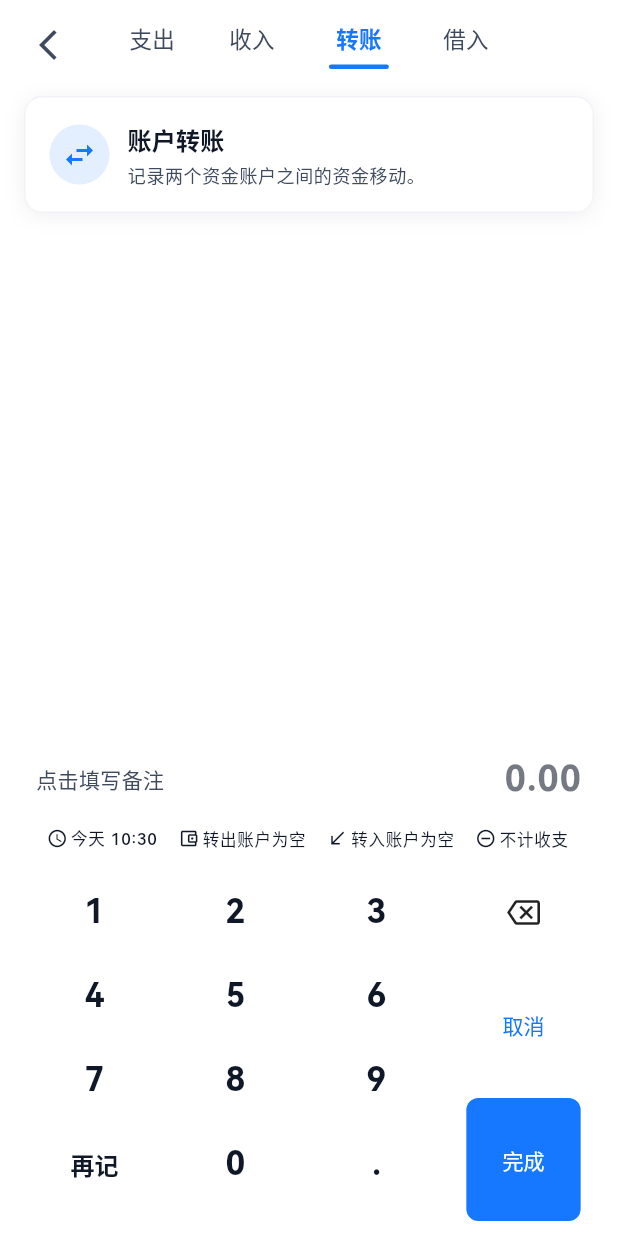
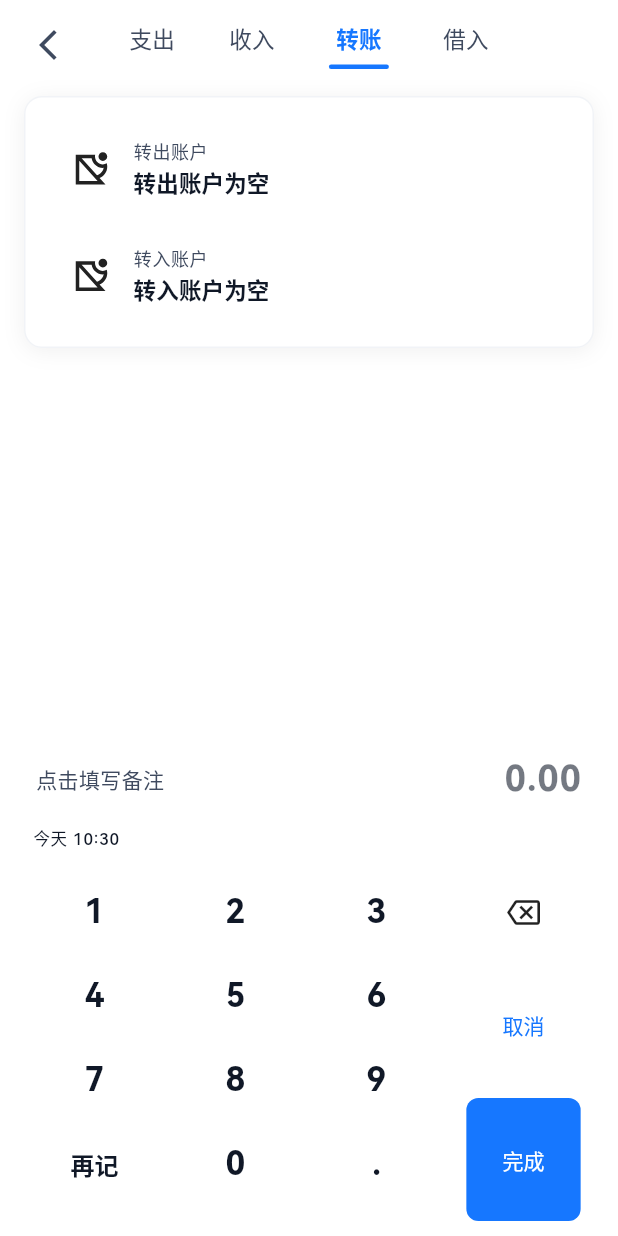
Before and after one commit to shxzzxz/SmartFlow, a Flutter app: the TransactionFormPage screen opened by its route, after a tap on "收入", after a tap on "转账", on a phone screen of 412 x 824 dp. Run offline on Flutter 3.47's test engine with Material 3 defaults, Android fonts, the phone set to English and light mode, and no system bars; our stand-ins replace decimal, drift, drift_flutter, flutter_riverpod, flutter_svg, go_router and 2 more; accounts and stored records are empty; generated files the repository leaves out were written again; project files that could hold a hidden picture were left out.

Commit message:
feat(ui): 调整交易账户选择与资产分组

```diff
--- a/lib/features/transactions/pages/transaction_form_page.dart
+++ b/lib/features/transactions/pages/transaction_form_page.dart
@@ -15,6 +15,7 @@ import '../../../design_system/widgets/app_surface.dart';
 import '../../../domain/entities/account.dart';
 import '../../../domain/enums/accounting_enums.dart';
 import '../../../domain/services/transaction_service.dart';
+import '../../../widgets/business/business_icon.dart';
 import '../../../widgets/business/category_grid_picker.dart';
 import '../../../widgets/business/finance_labels.dart';
 import '../../../widgets/business/money_text.dart';
@@ -59,19 +60,14 @@ class _TransactionFormPageState extends ConsumerState<TransactionFormPage> {
   Widget build(BuildContext context) {
     final accounts = ref.watch(accountListProvider).value ?? const <Account>[];
     final moneyAccounts =
-        accounts.where((account) {
-          return account.archivedAt == null &&
-              (account.type == AccountType.asset ||
-                  account.type == AccountType.liability);
-        }).toList();
+        accounts.where(_isSelectableSettlementAccount).toList();
+    final fundAccounts = accounts.where(_isSelectableFundAccount).toList();
     final liabilityAccounts =
         moneyAccounts
             .where((account) => account.type == AccountType.liability)
             .toList();
     final reimbursementAccounts =
-        moneyAccounts
-            .where((account) => account.subtype == AccountSubtype.reimbursement)
-            .toList();
+        accounts.where(_isSelectableReimbursementAccount).toList();
     final expenseTree =
         ref.watch(categoryTreeProvider(AccountType.expense)).value ?? const [];
     final incomeTree =
@@ -150,16 +146,45 @@ class _TransactionFormPageState extends ConsumerState<TransactionFormPage> {
                           ),
                     ),
                   if (_mode == _TransactionFormMode.transfer)
-                    _SimpleModeHint(
-                      icon: Icons.swap_horiz,
-                      title: '账户转账',
-                      description: '记录两个资金账户之间的资金移动。',
+                    _MainAccountPickerSection(
+                      children: [
+                        _MainAccountPickerTile(
+                          label: '转出账户',
+                          accounts: moneyAccounts,
+                          selectedId: _fromAccountId,
+                          onChanged:
+                              (value) => setState(() => _fromAccountId = value),
+                        ),
+                        const SizedBox(height: AppSpacing.space8),
+                        _MainAccountPickerTile(
+                          label: '转入账户',
+                          accounts: moneyAccounts,
+                          selectedId: _toAccountId,
+                          onChanged:
+                              (value) => setState(() => _toAccountId = value),
+                        ),
+                      ],
                     ),
                   if (_mode == _TransactionFormMode.borrowing)
-                    _SimpleModeHint(
-                      icon: Icons.account_balance_wallet_outlined,
-                      title: '借入',
-                      description: '记录新增负债，可选择资金实际到账账户。',
+                    _MainAccountPickerSection(
+                      children: [
+                        _MainAccountPickerTile(
+                          label: '借出账户',
+                          accounts: liabilityAccounts,
+                          selectedId: _liabilityAccountId,
+                          onChanged:
+                              (value) =>
+                                  setState(() => _liabilityAccountId = value),
+                        ),
+                        const SizedBox(height: AppSpacing.space8),
+                        _MainAccountPickerTile(
+                          label: '借入账户',
+                          accounts: fundAccounts,
+                          selectedId: _toAccountId,
+                          onChanged:
+                              (value) => setState(() => _toAccountId = value),
+                        ),
+                      ],
                     ),
                 ],
               ),
@@ -183,12 +208,10 @@ class _TransactionFormPageState extends ConsumerState<TransactionFormPage> {
                     mode: _mode,
                     occurredAt: _occurredAt,
                     moneyAccounts: moneyAccounts,
-                    liabilityAccounts: liabilityAccounts,
                     reimbursementAccounts: reimbursementAccounts,
                     fromAccountId: _fromAccountId,
                     toAccountId: _toAccountId,
                     reimbursementAccountId: _reimbursementAccountId,
-                    liabilityAccountId: _liabilityAccountId,
                     excludeStats: _excludeStats,
                     excludeBudget: _excludeBudget,
                     onPickDate: _pickDate,
@@ -199,8 +222,6 @@ class _TransactionFormPageState extends ConsumerState<TransactionFormPage> {
                     onReimbursementAccountChanged:
                         (value) =>
                             setState(() => _reimbursementAccountId = value),
-                    onLiabilityAccountChanged:
-                        (value) => setState(() => _liabilityAccountId = value),
                     onExcludeStatsChanged:
                         (value) => setState(() => _excludeStats = value),
                     onExcludeBudgetChanged:
@@ -235,6 +256,10 @@ class _TransactionFormPageState extends ConsumerState<TransactionFormPage> {
     setState(() {
       _mode = mode;
       _reimbursementAccountId = null;
+      if (mode == _TransactionFormMode.transfer ||
+          mode == _TransactionFormMode.borrowing) {
+        _excludeStats = false;
+      }
       if (mode != _TransactionFormMode.expense) {
         _excludeBudget = false;
       }
@@ -328,19 +353,14 @@ class _TransactionFormPageState extends ConsumerState<TransactionFormPage> {
 
     final accounts = ref.read(accountListProvider).value ?? const <Account>[];
     final moneyAccounts =
-        accounts.where((account) {
-          return account.archivedAt == null &&
-              (account.type == AccountType.asset ||
-                  account.type == AccountType.liability);
-        }).toList();
+        accounts.where(_isSelectableSettlementAccount).toList();
+    final fundAccounts = accounts.where(_isSelectableFundAccount).toList();
     final liabilityAccounts =
         moneyAccounts
             .where((account) => account.type == AccountType.liability)
             .toList();
     final reimbursementAccounts =
-        moneyAccounts
-            .where((account) => account.subtype == AccountSubtype.reimbursement)
-            .toList();
+        accounts.where(_isSelectableReimbursementAccount).toList();
 
     final service = ref.read(transactionServiceProvider);
     final note = _blankToNull(_noteController.text);
@@ -430,7 +450,7 @@ class _TransactionFormPageState extends ConsumerState<TransactionFormPage> {
             toAccountId: toAccountId,
             occurredAt: _occurredAt,
             note: note,
-            isExcludedFromStats: _excludeStats,
+            isExcludedFromStats: false,
             isExcludedFromBudget: false,
           ),
         );
@@ -439,14 +459,15 @@ class _TransactionFormPageState extends ConsumerState<TransactionFormPage> {
           _liabilityAccountId,
           liabilityAccounts,
         );
-        final receiveAccountId =
-            _toAccountId != null &&
-                    moneyAccounts.any((account) => account.id == _toAccountId)
-                ? _toAccountId
-                : null;
+        final receiveAccountId = _effectiveId(_toAccountId, fundAccounts);
         if (liabilityAccountId == null) {
           setState(() => _submitting = false);
-          _showError('请选择负债账户');
+          _showError('请选择借出账户');
+          return;
+        }
+        if (receiveAccountId == null) {
+          setState(() => _submitting = false);
+          _showError('请选择借入账户');
           return;
         }
         result = await service.createBorrowing(
@@ -456,7 +477,7 @@ class _TransactionFormPageState extends ConsumerState<TransactionFormPage> {
             receiveAccountId: receiveAccountId,
             occurredAt: _occurredAt,
             note: note,
-            isExcludedFromStats: _excludeStats,
+            isExcludedFromStats: false,
             isExcludedFromBudget: false,
           ),
         );
@@ -502,7 +523,7 @@ class _TransactionFormPageState extends ConsumerState<TransactionFormPage> {
       _TransactionFormMode.expense => MoneySemantic.expense,
       _TransactionFormMode.income => MoneySemantic.income,
       _TransactionFormMode.transfer => MoneySemantic.neutral,
-      _TransactionFormMode.borrowing => MoneySemantic.income,
+      _TransactionFormMode.borrowing => MoneySemantic.neutral,
     };
   }
 
@@ -511,6 +532,35 @@ class _TransactionFormPageState extends ConsumerState<TransactionFormPage> {
       context,
     ).showSnackBar(SnackBar(content: Text(message)));
   }
+}
+
+bool _isSelectableSettlementAccount(Account account) {
+  return account.archivedAt == null &&
+      account.subtype != AccountSubtype.reimbursement &&
+      (account.type == AccountType.asset ||
+          account.type == AccountType.liability);
+}
+
+bool _isSelectableFundAccount(Account account) {
+  return account.archivedAt == null &&
+      account.type == AccountType.asset &&
+      account.subtype != AccountSubtype.reimbursement;
+}
+
+bool _isSelectableReimbursementAccount(Account account) {
+  return account.archivedAt == null &&
+      account.subtype == AccountSubtype.reimbursement;
+}
+
+Account? _effectiveAccount(int? selectedId, List<Account> options) {
+  if (selectedId != null) {
+    for (final account in options) {
+      if (account.id == selectedId) {
+        return account;
+      }
+    }
+  }
+  return options.firstOrNull;
 }
 
 class _TopBar extends StatelessWidget {
@@ -622,32 +672,61 @@ class _ModeTabItem extends StatelessWidget {
   }
 }
 
-class _SimpleModeHint extends StatelessWidget {
-  const _SimpleModeHint({
-    required this.icon,
-    required this.title,
-    required this.description,
+class _MainAccountPickerSection extends StatelessWidget {
+  const _MainAccountPickerSection({required this.children});
+
+  final List<Widget> children;
+
+  @override
+  Widget build(BuildContext context) {
+    return AppSurface(
+      border: true,
+      child: Padding(
+        padding: const EdgeInsets.all(AppSpacing.space16),
+        child: Column(children: children),
+      ),
+    );
+  }
+}
+
+class _MainAccountPickerTile extends StatelessWidget {
+  const _MainAccountPickerTile({
+    required this.label,
+    required this.accounts,
+    required this.selectedId,
+    required this.onChanged,
   });
 
-  final IconData icon;
-  final String title;
-  final String description;
+  final String label;
+  final List<Account> accounts;
+  final int? selectedId;
+  final ValueChanged<int?> onChanged;
 
   @override
   Widget build(BuildContext context) {
     final colors = Theme.of(context).colorScheme;
     final textTheme = Theme.of(context).textTheme;
+    final effective = _effectiveAccount(selectedId, accounts);
+    final title = effective?.name ?? '$label为空';
 
-    return AppSurface(
-      border: true,
+    return Material(
+      color: colors.surfaceContainerLowest,
+      borderRadius: BorderRadius.circular(AppRadius.radiusMd),
+      child: InkWell(
+        onTap: () => _showAccountSheet(context),
+        borderRadius: BorderRadius.circular(AppRadius.radiusMd),
         child: Padding(
-        padding: const EdgeInsets.all(AppSpacing.space16),
+          padding: const EdgeInsets.symmetric(
+            horizontal: AppSpacing.space12,
+            vertical: AppSpacing.space12,
+          ),
           child: Row(
             children: [
-            CircleAvatar(
-              backgroundColor: colors.primary.withValues(alpha: 0.12),
-              foregroundColor: colors.primary,
-              child: Icon(icon),
+              SizedBox(
+                width: AppSpacing.space32,
+                child: Center(
+                  child: BusinessIcon(iconKey: effective?.iconKey, size: 28),
+                ),
               ),
               const SizedBox(width: AppSpacing.space12),
               Expanded(
@@ -655,16 +734,21 @@ class _SimpleModeHint extends StatelessWidget {
                   crossAxisAlignment: CrossAxisAlignment.start,
                   children: [
                     Text(
-                    title,
-                    style: textTheme.titleMedium?.copyWith(
-                      fontWeight: FontWeight.w700,
+                      label,
+                      style: textTheme.bodySmall?.copyWith(
+                        color: colors.onSurfaceVariant,
+                        fontSize: AppTypography.fontSizeXs,
                       ),
                     ),
-                  const SizedBox(height: AppSpacing.space4),
+                    const SizedBox(height: AppSpacing.space2),
                     Text(
-                    description,
-                    style: textTheme.bodySmall?.copyWith(
-                      color: colors.onSurfaceVariant,
+                      title,
+                      maxLines: 1,
+                      overflow: TextOverflow.ellipsis,
+                      style: textTheme.titleSmall?.copyWith(
+                        color: colors.onSurface,
+                        fontSize: AppTypography.fontSizeMd,
+                        fontWeight: FontWeight.w600,
                       ),
                     ),
                   ],
@@ -673,6 +757,46 @@ class _SimpleModeHint extends StatelessWidget {
             ],
           ),
         ),
+      ),
+    );
+  }
+
+  void _showAccountSheet(BuildContext context) {
+    showModalBottomSheet<void>(
+      context: context,
+      showDragHandle: true,
+      builder: (context) {
+        final effective = _effectiveAccount(selectedId, accounts);
+        return SafeArea(
+          child: ListView(
+            shrinkWrap: true,
+            children: [
+              for (final account in accounts)
+                ListTile(
+                  leading: Icon(
+                    account.id == effective?.id
+                        ? Icons.radio_button_checked
+                        : Icons.radio_button_unchecked,
+                  ),
+                  title: Text(account.name),
+                  subtitle: Text(accountTypeLabel(account.type)),
+                  onTap: () {
+                    onChanged(account.id);
+                    Navigator.pop(context);
+                  },
+                ),
+              if (accounts.isEmpty)
+                Padding(
+                  padding: const EdgeInsets.all(AppSpacing.space20),
+                  child: Text(
+                    '$label暂无可选账户',
+                    style: Theme.of(context).textTheme.bodyMedium,
+                  ),
+                ),
+            ],
+          ),
+        );
+      },
     );
   }
 }
@@ -765,19 +889,16 @@ class _TransactionOptionsPanel extends StatelessWidget {
     required this.mode,
     required this.occurredAt,
     required this.moneyAccounts,
-    required this.liabilityAccounts,
     required this.reimbursementAccounts,
     required this.fromAccountId,
     required this.toAccountId,
     required this.reimbursementAccountId,
-    required this.liabilityAccountId,
     required this.excludeStats,
     required this.excludeBudget,
     required this.onPickDate,
     required this.onFromAccountChanged,
     required this.onToAccountChanged,
     required this.onReimbursementAccountChanged,
-    required this.onLiabilityAccountChanged,
     required this.onExcludeStatsChanged,
     required this.onExcludeBudgetChanged,
   });
@@ -785,88 +906,62 @@ class _TransactionOptionsPanel extends StatelessWidget {
   final _TransactionFormMode mode;
   final DateTime occurredAt;
   final List<Account> moneyAccounts;
-  final List<Account> liabilityAccounts;
   final List<Account> reimbursementAccounts;
   final int? fromAccountId;
   final int? toAccountId;
   final int? reimbursementAccountId;
-  final int? liabilityAccountId;
   final bool excludeStats;
   final bool excludeBudget;
   final VoidCallback onPickDate;
   final ValueChanged<int?> onFromAccountChanged;
   final ValueChanged<int?> onToAccountChanged;
   final ValueChanged<int?> onReimbursementAccountChanged;
-  final ValueChanged<int?> onLiabilityAccountChanged;
   final ValueChanged<bool> onExcludeStatsChanged;
   final ValueChanged<bool> onExcludeBudgetChanged;
 
   @override
   Widget build(BuildContext context) {
-    final accountLabel = switch (mode) {
-      _TransactionFormMode.expense => '支出账户',
-      _TransactionFormMode.income => '收入账户',
-      _TransactionFormMode.transfer => '转出账户',
-      _TransactionFormMode.borrowing => '到账账户',
-    };
-    final primaryAccountId = switch (mode) {
-      _TransactionFormMode.expense => fromAccountId,
-      _TransactionFormMode.income => toAccountId,
-      _TransactionFormMode.transfer => fromAccountId,
-      _TransactionFormMode.borrowing => toAccountId,
-    };
-    final primaryChanged = switch (mode) {
-      _TransactionFormMode.expense => onFromAccountChanged,
-      _TransactionFormMode.income => onToAccountChanged,
-      _TransactionFormMode.transfer => onFromAccountChanged,
-      _TransactionFormMode.borrowing => onToAccountChanged,
-    };
+    final showPrimaryAccount =
+        mode == _TransactionFormMode.expense ||
+        mode == _TransactionFormMode.income;
+    final showExcludeStats = showPrimaryAccount;
+    final accountLabel = mode == _TransactionFormMode.income ? '收入账户' : '支出账户';
+    final primaryAccountId =
+        mode == _TransactionFormMode.income ? toAccountId : fromAccountId;
+    final primaryChanged =
+        mode == _TransactionFormMode.income
+            ? onToAccountChanged
+            : onFromAccountChanged;
 
-    return SingleChildScrollView(
+    return Align(
+      alignment: Alignment.centerLeft,
+      child: SingleChildScrollView(
         scrollDirection: Axis.horizontal,
         child: Row(
+          mainAxisAlignment: MainAxisAlignment.start,
           children: [
             _QuickActionChip(
-            icon: Icons.schedule,
               label: _formatDateTime(occurredAt),
               selected: false,
               onTap: onPickDate,
             ),
+            if (showPrimaryAccount)
               _AccountSelectorChip(
-            icon: Icons.account_balance_wallet_outlined,
                 label: accountLabel,
                 accounts: moneyAccounts,
                 selectedId: primaryAccountId,
-            allowNone: mode == _TransactionFormMode.borrowing,
-            noneLabel: '不记录到账',
                 onChanged: primaryChanged,
-          ),
-          if (mode == _TransactionFormMode.transfer)
-            _AccountSelectorChip(
-              icon: Icons.call_received,
-              label: '转入账户',
-              accounts: moneyAccounts,
-              selectedId: toAccountId,
-              onChanged: onToAccountChanged,
               ),
             if (mode == _TransactionFormMode.expense)
               _AccountSelectorChip(
-              icon: Icons.assignment_return_outlined,
-              label: '报销垫付',
+                label: '报销账户',
                 accounts: reimbursementAccounts,
                 selectedId: reimbursementAccountId,
                 allowNone: true,
                 noneLabel: '不报销',
                 onChanged: onReimbursementAccountChanged,
               ),
-          if (mode == _TransactionFormMode.borrowing)
-            _AccountSelectorChip(
-              icon: Icons.account_balance_outlined,
-              label: '负债账户',
-              accounts: liabilityAccounts,
-              selectedId: liabilityAccountId,
-              onChanged: onLiabilityAccountChanged,
-            ),
+            if (showExcludeStats)
               _ToggleChip(
                 icon: Icons.remove_circle_outline,
                 label: '不计收支',
@@ -882,13 +977,13 @@ class _TransactionOptionsPanel extends StatelessWidget {
               ),
           ],
         ),
+      ),
     );
   }
 }
 
 class _AccountSelectorChip extends StatelessWidget {
   const _AccountSelectorChip({
-    required this.icon,
     required this.label,
     required this.accounts,
     required this.selectedId,
@@ -897,7 +992,6 @@ class _AccountSelectorChip extends StatelessWidget {
     this.noneLabel = '无',
   });
 
-  final IconData icon;
   final String label;
   final List<Account> accounts;
   final int? selectedId;
@@ -918,10 +1012,14 @@ class _AccountSelectorChip extends StatelessWidget {
             : effective == null
             ? '$label为空'
             : effective.name;
+    final leading =
+        effective == null || (allowNone && selectedId == null)
+            ? null
+            : BusinessIcon(iconKey: effective.iconKey, size: 14);
 
     return _QuickActionChip(
-      icon: icon,
       label: text,
+      leading: leading,
       selected: false,
       onTap: () => _showAccountSheet(context),
     );
@@ -1007,16 +1105,18 @@ class _ToggleChip extends StatelessWidget {
 
 class _QuickActionChip extends StatelessWidget {
   const _QuickActionChip({
-    required this.icon,
     required this.label,
     required this.selected,
     required this.onTap,
+    this.icon,
+    this.leading,
   });
 
-  final IconData icon;
+  final IconData? icon;
   final String label;
   final bool selected;
   final VoidCallback onTap;
+  final Widget? leading;
 
   @override
   Widget build(BuildContext context) {
@@ -1044,8 +1144,13 @@ class _QuickActionChip extends StatelessWidget {
           child: Row(
             mainAxisSize: MainAxisSize.min,
             children: [
+              if (leading != null) ...[
+                leading!,
+                const SizedBox(width: AppSpacing.space2),
+              ] else if (icon != null) ...[
                 Icon(icon, size: 14, color: foreground),
                 const SizedBox(width: AppSpacing.space2),
+              ],
               ConstrainedBox(
                 constraints: const BoxConstraints(maxWidth: 96),
                 child: Text(
--- a/lib/widgets/business/business_icon.dart
+++ b/lib/widgets/business/business_icon.dart
@@ -415,6 +415,12 @@ const businessIconSpecs = <BusinessIconSpec>[
     label: '其他',
   ),
   BusinessIconSpec.svg(
+    iconKey: 'account',
+    assetPath: 'assets/icons/account/account.svg',
+    color: AppColors.categoryGenericNeutral,
+    label: '账户',
+  ),
+  BusinessIconSpec.svg(
     iconKey: 'alipay',
     assetPath: 'assets/icons/account/alipay.svg',
     color: AppColors.categoryGenericNeutral,
```
Also changed, not shown: lib/features/accounts/pages/accounts_page.dart (+38 -10 lines), assets/icons/account/account.svg (added), 2 other files. Lines whose indentation alone changed are shown as unchanged.
